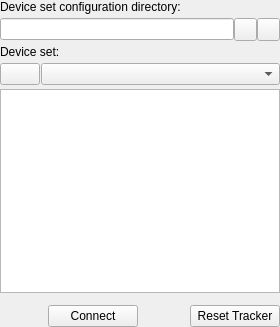
First picture: the form in PlusApp/PlusCommonWidgets/PlusDeviceSetSelectorWidget.ui, repository PlusToolkit/PlusApp, before the edit.
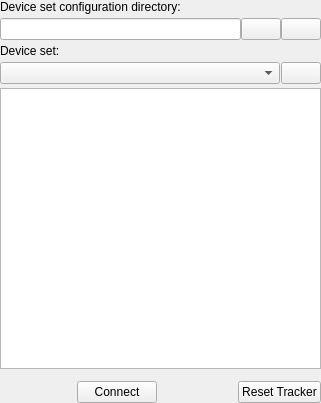
Second picture: the form after the edit. Icons and pictures are not drawn.

Commit message: re #1089: Improved configuration selector layout for Qt5 and HiDPI displays

```diff
--- a/PlusApp/PlusCommonWidgets/PlusDeviceSetSelectorWidget.ui
+++ b/PlusApp/PlusCommonWidgets/PlusDeviceSetSelectorWidget.ui
@@ -6,8 +6,8 @@
    <rect>
     <x>0</x>
     <y>0</y>
-    <width>280</width>
-    <height>327</height>
+    <width>321</width>
+    <height>403</height>
    </rect>
   </property>
   <property name="windowTitle">
@@ -43,18 +43,6 @@
      </property>
      <item>
       <widget class="QLineEdit" name="lineEdit_ConfigurationDirectory">
-       <property name="sizePolicy">
-        <sizepolicy hsizetype="MinimumExpanding" vsizetype="Fixed">
-         <horstretch>0</horstretch>
-         <verstretch>0</verstretch>
-        </sizepolicy>
-       </property>
-       <property name="maximumSize">
-        <size>
-         <width>325</width>
-         <height>16777215</height>
-        </size>
-       </property>
        <property name="readOnly">
         <bool>true</bool>
        </property>
@@ -62,21 +50,6 @@
      </item>
      <item>
       <widget class="QPushButton" name="pushButton_OpenConfigurationDirectory">
-       <property name="minimumSize">
-        <size>
-         <width>23</width>
-         <height>23</height>
-        </size>
-       </property>
-       <property name="maximumSize">
-        <size>
-         <width>23</width>
-         <height>23</height>
-        </size>
-       </property>
-       <property name="focusPolicy">
-        <enum>Qt::NoFocus</enum>
-       </property>
        <property name="toolTip">
         <string>Select other device set configuration directory</string>
        </property>
@@ -87,31 +60,10 @@
         <iconset resource="PlusCommonWidgets.qrc">
          <normaloff>:/icons/Resources/icon_OpenFile.png</normaloff>:/icons/Resources/icon_OpenFile.png</iconset>
        </property>
-       <property name="iconSize">
-        <size>
-         <width>16</width>
-         <height>16</height>
-        </size>
-       </property>
       </widget>
      </item>
      <item>
       <widget class="QPushButton" name="pushButton_RefreshFolder">
-       <property name="minimumSize">
-        <size>
-         <width>23</width>
-         <height>23</height>
-        </size>
-       </property>
-       <property name="maximumSize">
-        <size>
-         <width>23</width>
-         <height>23</height>
-        </size>
-       </property>
-       <property name="focusPolicy">
-        <enum>Qt::NoFocus</enum>
-       </property>
        <property name="toolTip">
         <string>Refresh device set list from currently selected configuration directory</string>
        </property>
@@ -166,12 +118,6 @@
      </item>
      <item>
       <widget class="QPushButton" name="pushButton_Connect">
-       <property name="minimumSize">
-        <size>
-         <width>90</width>
-         <height>0</height>
-        </size>
-       </property>
        <property name="text">
         <string>Connect</string>
        </property>
@@ -196,12 +142,6 @@
      </item>
      <item>
       <widget class="QPushButton" name="pushButton_ResetTracker">
-       <property name="minimumSize">
-        <size>
-         <width>90</width>
-         <height>0</height>
-        </size>
-       </property>
        <property name="text">
         <string>Reset Tracker</string>
        </property>
@@ -230,27 +170,10 @@
      <property name="spacing">
       <number>1</number>
      </property>
-     <item>
-      <widget class="QPushButton" name="pushButton_EditConfiguration">
-       <property name="focusPolicy">
-        <enum>Qt::NoFocus</enum>
-       </property>
-       <property name="toolTip">
-        <string>Edit configuration file</string>
-       </property>
-       <property name="text">
-        <string/>
-       </property>
-       <property name="icon">
-        <iconset resource="PlusCommonWidgets.qrc">
-         <normaloff>:/icons/Resources/icon_Edit.png</normaloff>:/icons/Resources/icon_Edit.png</iconset>
-       </property>
-      </widget>
-     </item>
      <item>
       <widget class="QComboBox" name="comboBox_DeviceSet">
        <property name="sizePolicy">
-        <sizepolicy hsizetype="MinimumExpanding" vsizetype="Fixed">
+        <sizepolicy hsizetype="Expanding" vsizetype="Fixed">
          <horstretch>0</horstretch>
          <verstretch>0</verstretch>
         </sizepolicy>
@@ -260,6 +183,20 @@
        </property>
       </widget>
      </item>
+     <item>
+      <widget class="QPushButton" name="pushButton_EditConfiguration">
+       <property name="toolTip">
+        <string>Edit configuration file</string>
+       </property>
+       <property name="text">
+        <string/>
+       </property>
+       <property name="icon">
+        <iconset resource="PlusCommonWidgets.qrc">
+         <normaloff>:/icons/Resources/icon_Edit.png</normaloff>:/icons/Resources/icon_Edit.png</iconset>
+       </property>
+      </widget>
+     </item>
     </layout>
    </item>
   </layout>
```
The commit also changes 2 other files.
